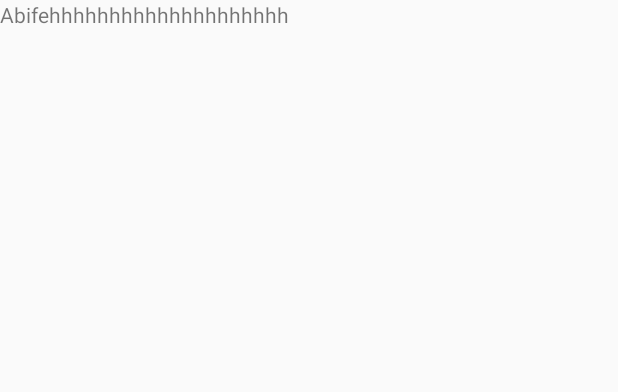
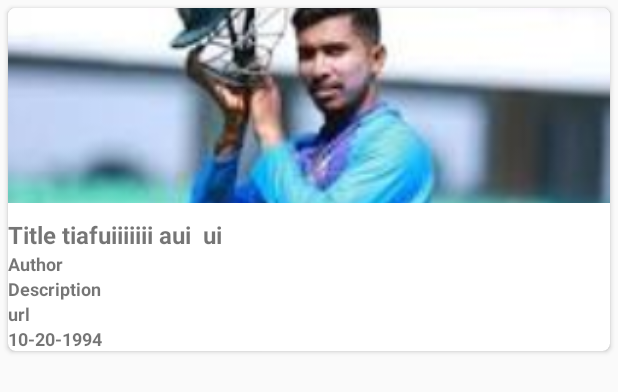
Before and after one commit to majedul123/NewsViews, an Android app: the layout news_list.xml on its own in the app's theme, with its tools: preview values and no code run, on a phone screen of 412 x 824 dp. Shown: the top 392 px of the screen. Run offline under Robolectric (Android 15) with nearby library versions, the phone set to English and light mode, and no system bars.

```diff
--- a/app/build.gradle
+++ b/app/build.gradle
@@ -49,6 +49,7 @@ dependencies {
     implementation 'com.android.support:multidex:1.0.3'
 
     implementation 'com.rom4ek:arcnavigationview:1.0.3'
+    implementation  'com.squareup.picasso:picasso:2.5.2'
 
 
 }
--- a/app/src/main/res/layout/fragment_home.xml
+++ b/app/src/main/res/layout/fragment_home.xml
@@ -3,14 +3,14 @@
     xmlns:app="http://schemas.android.com/apk/res-auto"
     android:layout_width="match_parent"
     android:layout_height="match_parent"
-    android:layout_marginTop="?actionBarSize"
+
 
     >
 
     <androidx.recyclerview.widget.RecyclerView
         android:id="@+id/recyclerview"
         android:layout_width="match_parent"
-        android:layout_height="wrap_content"
+        android:layout_height="match_parent"
         android:background="#FFF"
 
         android:scrollbars="vertical" />
--- a/app/src/main/res/layout/news_list.xml
+++ b/app/src/main/res/layout/news_list.xml
@@ -1,12 +1,73 @@
 <?xml version="1.0" encoding="utf-8"?>
-<LinearLayout xmlns:android="http://schemas.android.com/apk/res/android"
-    android:orientation="vertical" android:layout_width="match_parent"
-    android:layout_height="match_parent">
+<androidx.cardview.widget.CardView xmlns:android="http://schemas.android.com/apk/res/android"
+    xmlns:app="http://schemas.android.com/apk/res-auto"
+    android:layout_width="match_parent"
+    android:layout_height="wrap_content"
+    app:cardCornerRadius="5dp"
+    android:elevation="5dp"
+    android:background="#DFF0EC"
+    android:orientation="vertical"
+    android:layout_margin="5dp">
 
-    <TextView
+
+    <LinearLayout
         android:layout_width="match_parent"
         android:layout_height="wrap_content"
-        android:text="Abifehhhhhhhhhhhhhhhhhhhh"
-        />
+        android:orientation="vertical">
 
-</LinearLayout>
+        <ImageView
+            android:layout_width="match_parent"
+            android:layout_height="@dimen/image_height"
+            android:scaleType="centerCrop"
+            android:src="@drawable/image"
+            android:id="@+id/image"
+            />
+
+        <TextView
+            android:layout_width="match_parent"
+            android:layout_height="wrap_content"
+            android:layout_marginTop="@dimen/title"
+            android:text="Title tiafuiiiiiii aui  ui"
+            android:textSize="16dp"
+            android:id="@+id/title"
+            android:textStyle="bold" />
+
+        <TextView
+            android:layout_width="match_parent"
+            android:layout_height="wrap_content"
+            android:text="Author"
+            android:id="@+id/author"
+            android:textSize="12dp"
+            android:textStyle="bold" />
+
+        <TextView
+            android:layout_width="match_parent"
+            android:layout_height="wrap_content"
+            android:text="Description"
+            android:id="@+id/description"
+            android:textSize="12dp"
+            android:textStyle="bold" />
+
+
+        <TextView
+            android:layout_width="match_parent"
+            android:layout_height="wrap_content"
+            android:text="url"
+            android:id="@+id/url"
+            android:textSize="12dp"
+            android:textStyle="bold" />
+
+        <TextView
+            android:layout_width="match_parent"
+            android:layout_height="wrap_content"
+            android:text="10-20-1994"
+            android:textSize="12dp"
+            android:textStyle="bold"
+            android:id="@+id/published_time"
+            />
+
+
+    </LinearLayout>
+
+
+</androidx.cardview.widget.CardView>
--- a/app/src/main/res/values/dimens.xml
+++ b/app/src/main/res/values/dimens.xml
@@ -13,6 +13,8 @@
 
     <dimen name="nav_header_vertical_spacing">16dp</dimen>
     <dimen name="nav_header_height">160dp</dimen>
+    <dimen name="title">10dp</dimen>
+    <dimen name="image_height">130dp</dimen>
     <!-- Default screen margins, per the Android Design guidelines. -->
 
 </resources>
```
Also changed, not shown: app/src/main/java/com/example/newsviews/Adapter/NewsAdapter.java (+20 -15 lines), app/src/main/java/com/example/newsviews/Fragment/HomeFragment.java (+8 -13 lines), app/src/main/res/drawable/rectangle.xml (added, +11 -0 lines), app/src/main/res/drawable/image.png (added).
